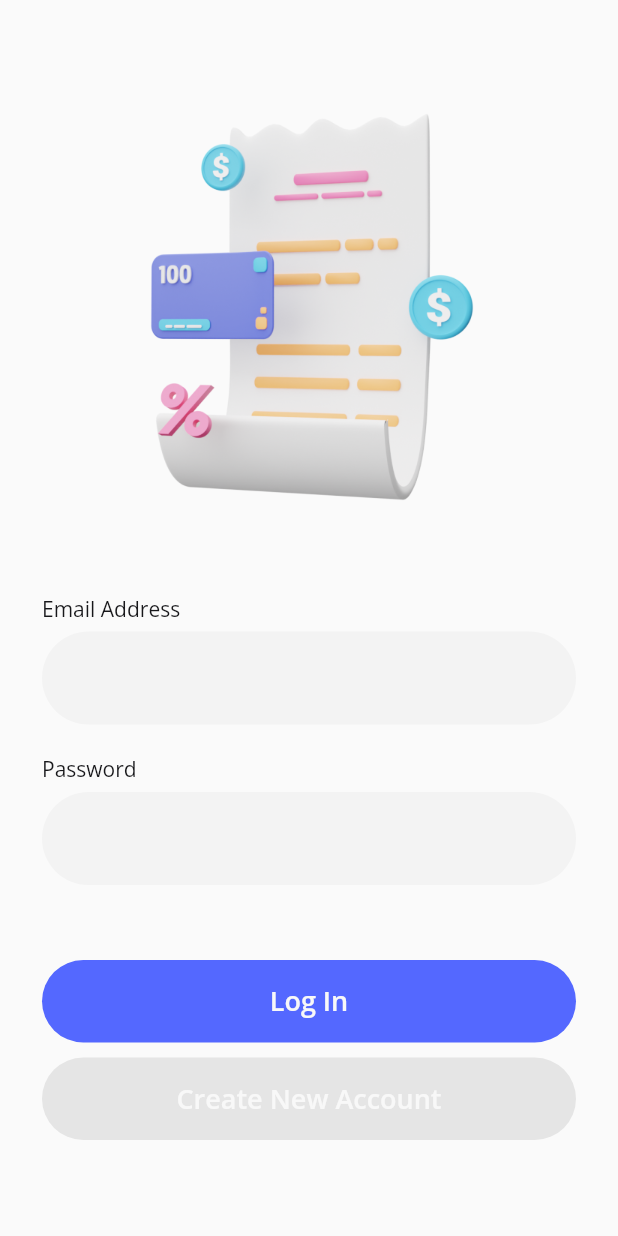
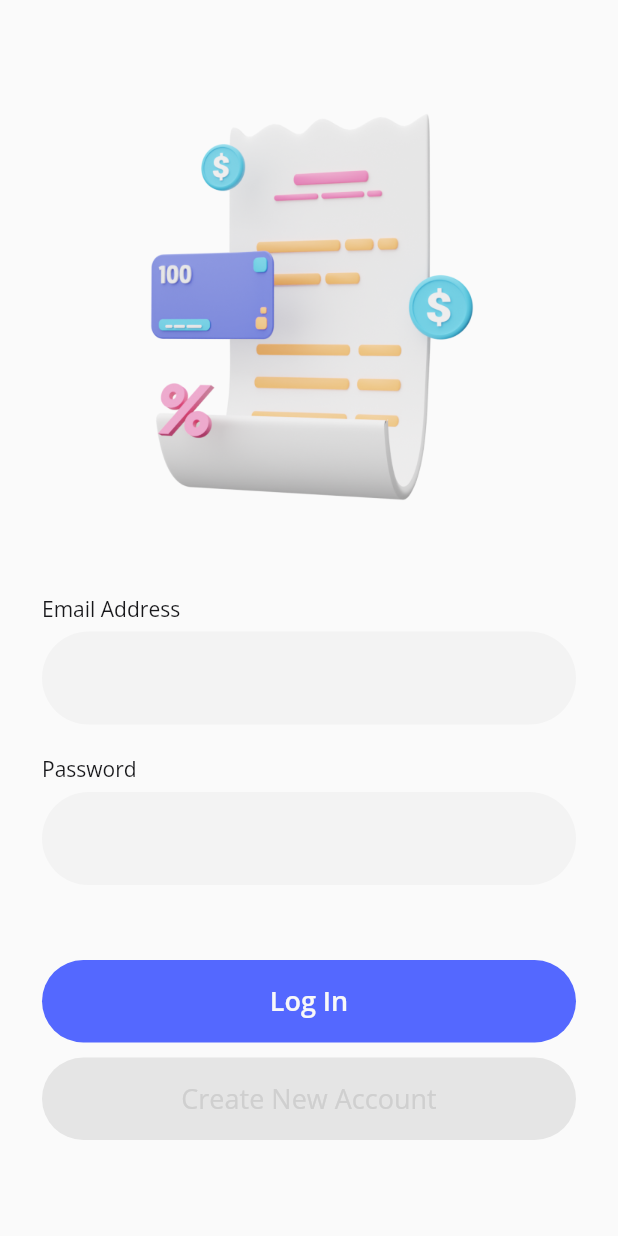
Before and after one commit to nandaarya/seven_days_challange, a Flutter app: the screen it shows after launch, on a phone screen of 412 x 824 dp. Run offline on Flutter 3.47's test engine with Material 2 defaults, Android fonts, the phone set to English and light mode, and no system bars; our stand-ins replace google_fonts.

Commit message:
add style text

```diff
--- a/lib/pages/second_sign_in.dart
+++ b/lib/pages/second_sign_in.dart
@@ -104,9 +104,9 @@ class SecondSignIn extends StatelessWidget {
                   child: Text(
                     'Create New Account',
                     style: GoogleFonts.openSans(
-                      color: Color(0xffF8F8F8),
+                      color: Color(0xffCFCFCF),
                       fontSize: 18,
-                      fontWeight: FontWeight.w600,
+                      fontWeight: FontWeight.normal,
                     ),
                   ),
                 ),
```
